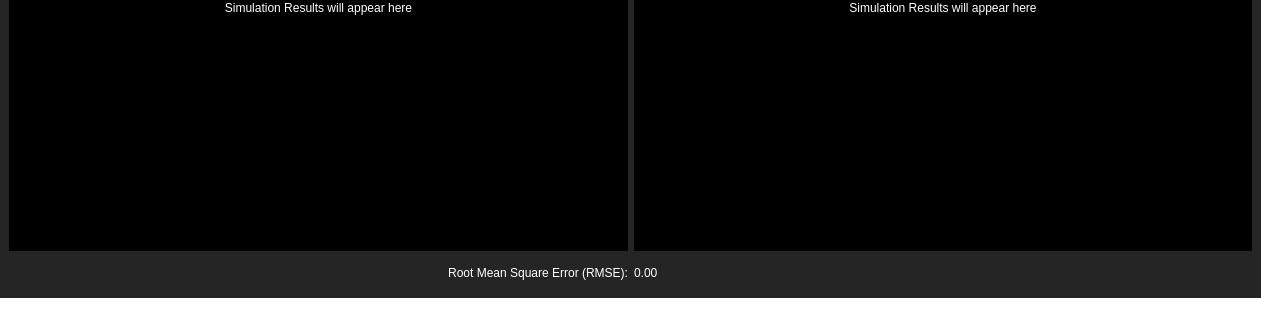
Old version of the form widgets/UI/RMSC03_Past.ui in the repository JV-FIU/Agent-Based-Stock-Market-Simulator; both pictures show x 0 to 1261 and y 385 to 705 of the 1261 by 705 pixel window.
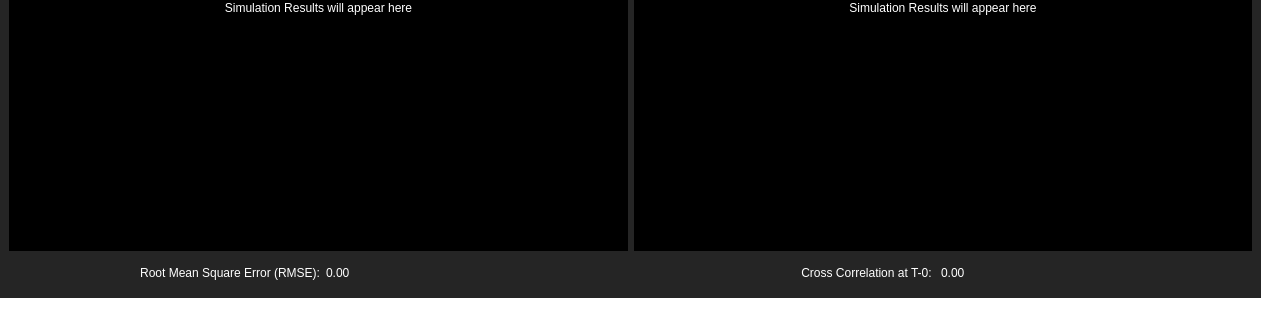
New version of the form.

The edit to the form file:
```diff
--- a/widgets/UI/RMSC03_Past.ui
+++ b/widgets/UI/RMSC03_Past.ui
@@ -60,7 +60,7 @@
 }
 
 /* QTabWidget customization */
-#result1, #result2, #result3, #result4, #result1_4, #result2_4 {
+#result1, #result2, #result3, #result4, #result1_4, #result2_4, #result3_4 {
 	color: #000000;
 	background: #000000;
 	background-color: #000000;
@@ -737,7 +737,7 @@
           <verstretch>0</verstretch>
          </sizepolicy>
         </property>
-        <layout class="QHBoxLayout" name="horizontalLayout_4" stretch="0,0">
+        <layout class="QHBoxLayout" name="horizontalLayout_4" stretch="0,0,0,0">
          <item>
           <widget class="QLabel" name="labrl4">
            <property name="text">
@@ -755,6 +755,23 @@
            </property>
           </widget>
          </item>
+         <item>
+          <widget class="QLabel" name="label_8">
+           <property name="text">
+            <string>Cross Correlation at T-0: </string>
+           </property>
+           <property name="alignment">
+            <set>Qt::AlignRight|Qt::AlignTrailing|Qt::AlignVCenter</set>
+           </property>
+          </widget>
+         </item>
+         <item>
+          <widget class="QLabel" name="xCorrelationTZero">
+           <property name="text">
+            <string>0.00</string>
+           </property>
+          </widget>
+         </item>
         </layout>
        </widget>
       </item>
```
Left out of the diff: 2 changed lines with no effect on the pictures.
